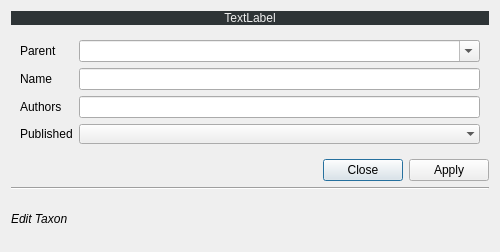
First picture: the form in ui/pn_edittaxa.ui, repository PhilippeBko/taxa_occ, before the edit.
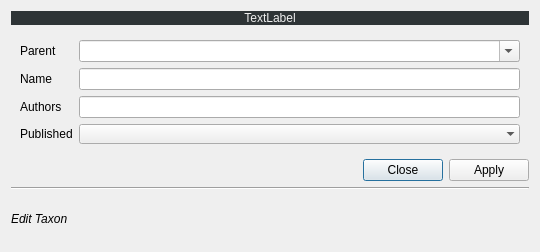
Second picture: the form after the edit.

```diff
--- a/ui/pn_edittaxa.ui
+++ b/ui/pn_edittaxa.ui
@@ -9,7 +9,7 @@
    <rect>
     <x>0</x>
     <y>0</y>
-    <width>500</width>
+    <width>540</width>
     <height>252</height>
    </rect>
   </property>
```
